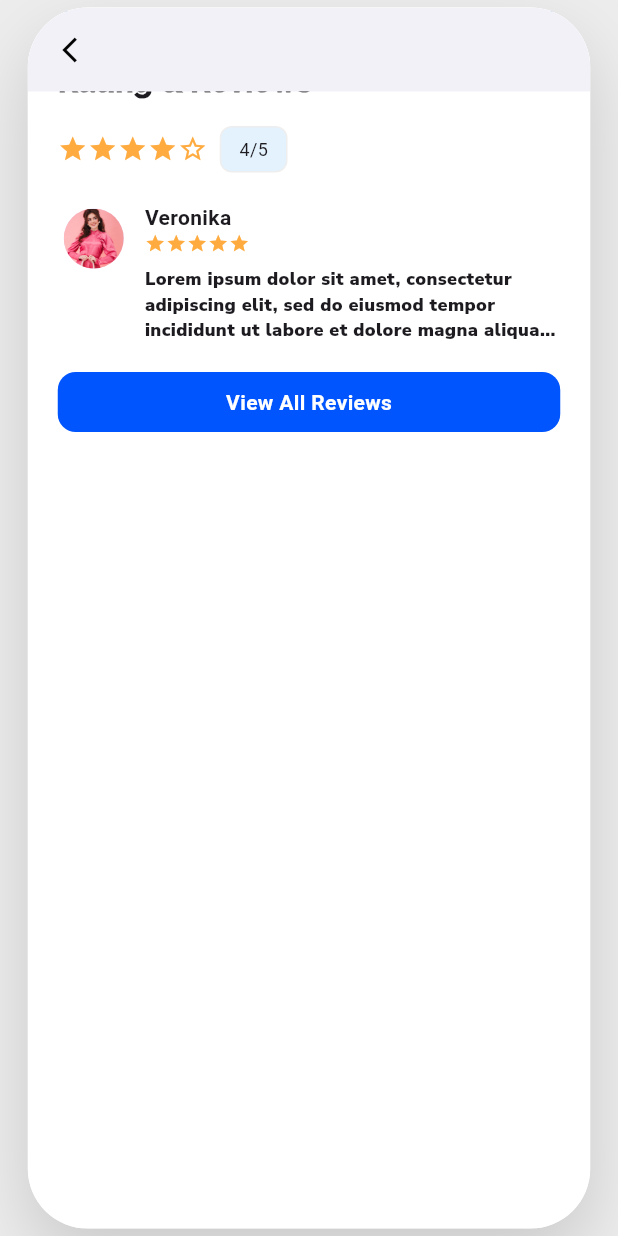
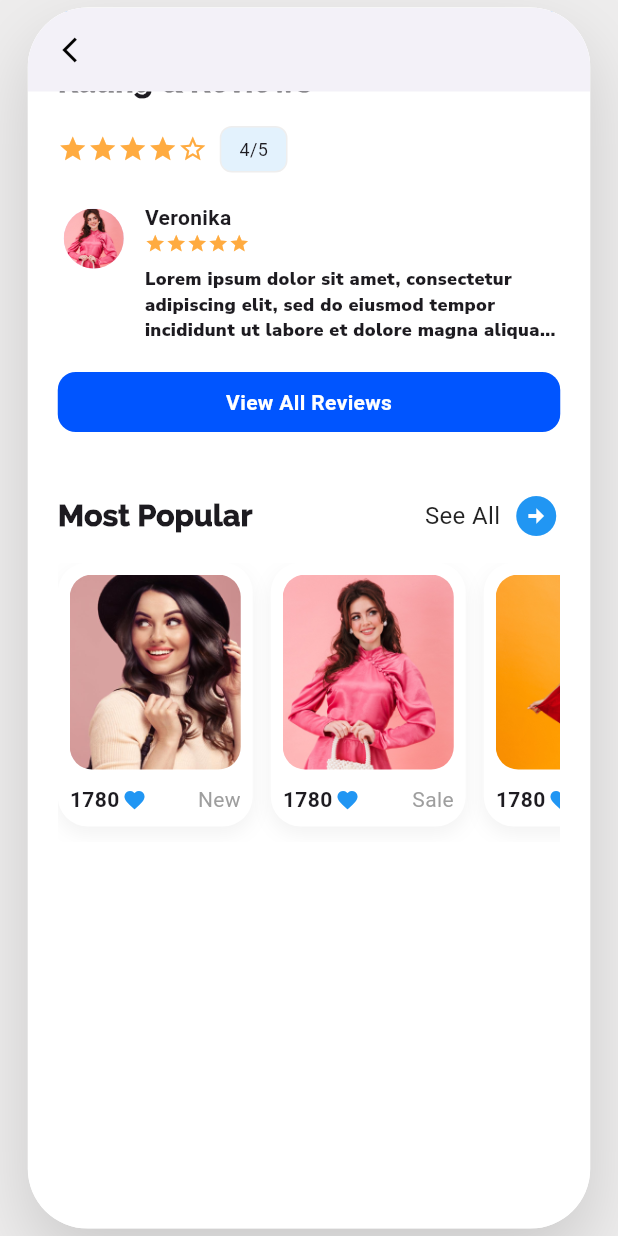
Before and after one commit to daneelsa31/full_product_page, a Flutter app: the screen it shows after launch, scrolled down 1152 dp, on a phone screen of 412 x 824 dp. Run offline on Flutter 3.47's test engine with Material 3 defaults, Android fonts, the phone set to English and light mode, and no system bars.

Commit message:
feat: implement Most Popular horizontal scrolling section with product cards

```diff
--- a/lib/main.dart
+++ b/lib/main.dart
@@ -88,8 +88,10 @@ class ProductDetailPage extends StatelessWidget {
                       const SizedBox(height: 30),
                       _buildDeliverySection(),
                       const SizedBox(height: 30),
-                      // --- NEW: Rating & Reviews ---
                       _buildReviewsSection(),
+                      const SizedBox(height: 40),
+                      // --- NEW: Most Popular Section ---
+                      _buildMostPopularSection(),
                       const SizedBox(height: 1000),
                     ],
                   ),
@@ -102,7 +104,23 @@ class ProductDetailPage extends StatelessWidget {
     );
   }
 
-  // --- EXISTING HELPERS ---
+  // --- REUSABLE HELPERS ---
+  Widget _buildSectionTitle(String title) {
+    return Text(title, style: const TextStyle(fontFamily: 'Raleway', fontSize: 20, fontWeight: FontWeight.w900));
+  }
+
+  Widget _buildTag(String label, {bool isSelected = false, Color? color}) {
+    return Container(
+      padding: const EdgeInsets.symmetric(horizontal: 12, vertical: 6),
+      decoration: BoxDecoration(
+        color: color ?? (isSelected ? Colors.grey[100] : Colors.white),
+        border: Border.all(color: Colors.grey.shade200),
+        borderRadius: BorderRadius.circular(8),
+      ),
+      child: Text(label, style: const TextStyle(fontSize: 12)),
+    );
+  }
+
   Widget _buildHeaderSection() {
     return Row(
       mainAxisAlignment: MainAxisAlignment.spaceBetween,
@@ -117,22 +135,6 @@ class ProductDetailPage extends StatelessWidget {
     return const Text(
       'Lorem ipsum dolor sit amet, consectetur adipiscing elit. Etiam arcu mauris, scelerisque eu mauris id, pretium pulvinar sapien.',
       style: TextStyle(fontFamily: 'NunitoSans', fontSize: 14, fontWeight: FontWeight.w600, color: Colors.black, height: 1.5),
-    );
-  }
-
-  Widget _buildSectionTitle(String title) {
-    return Text(title, style: const TextStyle(fontFamily: 'Raleway', fontSize: 20, fontWeight: FontWeight.w900));
-  }
-
-  Widget _buildTag(String label, {bool isSelected = false, Color? color}) {
-    return Container(
-      padding: const EdgeInsets.symmetric(horizontal: 12, vertical: 6),
-      decoration: BoxDecoration(
-        color: color ?? (isSelected ? Colors.grey[100] : Colors.white),
-        border: Border.all(color: Colors.grey.shade200),
-        borderRadius: BorderRadius.circular(8),
-      ),
-      child: Text(label, style: const TextStyle(fontSize: 12)),
     );
   }
 
@@ -158,11 +160,11 @@ class ProductDetailPage extends StatelessWidget {
         const SizedBox(height: 15),
         const Text("Material", style: TextStyle(fontFamily: 'Raleway', fontSize: 17, fontWeight: FontWeight.w800)),
         const SizedBox(height: 8),
-        Row(children: [_buildTag("Cotton 95%", color: Colors.red.shade50), const SizedBox(width: 8), _buildTag("Nylon 5%", color: Colors.red.shade50)]),
+        Row(children: [_buildTag("Cotton 95%", color: Color(0xFFFFEBEE)), const SizedBox(width: 8), _buildTag("Nylon 5%", color: Color(0xFFFFEBEE))]),
         const SizedBox(height: 15),
         const Text("Origin", style: TextStyle(fontFamily: 'Raleway', fontSize: 17, fontWeight: FontWeight.w800)),
         const SizedBox(height: 8),
-        _buildTag("EU", color: Colors.blue.shade50),
+        _buildTag("EU", color: Color(0xFFE3F2FD)),
         const SizedBox(height: 20),
         _buildArrowLink("Size guide"),
       ],
@@ -198,13 +200,12 @@ class ProductDetailPage extends StatelessWidget {
       decoration: BoxDecoration(border: Border.all(color: const Color.fromARGB(255, 113, 185, 245)), borderRadius: BorderRadius.circular(12)),
       child: Row(children: [
         Text(type, style: const TextStyle(fontFamily: 'Raleway', fontSize: 16, fontWeight: FontWeight.w700)),
-        const SizedBox(width: 10), _buildTag(days, color: Colors.blue.shade50),
+        const SizedBox(width: 10), _buildTag(days, color: Color(0xFFE3F2FD)),
         const Spacer(), Text(price, style: const TextStyle(fontWeight: FontWeight.bold)),
       ]),
     );
   }
 
-  // --- NEW: RATING & REVIEWS SECTION [cite: 37-41, 54-61, 77-79] ---
   Widget _buildReviewsSection() {
     return Column(
       crossAxisAlignment: CrossAxisAlignment.start,
@@ -216,7 +217,7 @@ class ProductDetailPage extends StatelessWidget {
             ...List.generate(4, (index) => const Icon(Icons.star, color: Colors.orangeAccent, size: 20)),
             const Icon(Icons.star_outline, color: Colors.orangeAccent, size: 20),
             const SizedBox(width: 8),
-            _buildTag("4/5", color: Colors.blue.shade50),
+            _buildTag("4/5", color: Color(0xFFE3F2FD)),
           ],
         ),
         const SizedBox(height: 20),
@@ -265,4 +266,77 @@ class ProductDetailPage extends StatelessWidget {
       ),
     );
   }
+
+  // --- NEW: MOST POPULAR SECTION HELPERS ---
+  Widget _buildHeaderSectionWithSeeAll() {
+    return Row(
+      children: [
+        _buildSectionTitle("Most Popular"),
+        const Spacer(),
+        const Text("See All", style: TextStyle(fontSize: 16, color: Colors.black87)),
+        const SizedBox(width: 8),
+        const Icon(Icons.arrow_circle_right, color: Colors.blue, size: 32),
+      ],
+    );
+  }
+
+  Widget _buildMostPopularSection() {
+    final List<Map<String, String>> popularItems = [
+      {'image': 'assets/images/MP1.png', 'likes': '1780', 'tag': 'New'},
+      {'image': 'assets/images/MP2.png', 'likes': '1780', 'tag': 'Sale'},
+      {'image': 'assets/images/MP3.png', 'likes': '1780', 'tag': 'Hot'},
+    ];
+
+    return Column(
+      children: [
+        _buildHeaderSectionWithSeeAll(),
+        const SizedBox(height: 15),
+        SingleChildScrollView(
+          scrollDirection: Axis.horizontal,
+          child: Row(
+            children: popularItems.map((item) {
+              return _buildSmallProduct(item['image']!, item['likes']!, item['tag']!);
+            }).toList(),
+          ),
+        ),
+      ],
+    );
+  }
+
+  Widget _buildSmallProduct(String path, String likes, String tag) {
+    return Container(
+      width: 130,
+      margin: const EdgeInsets.only(right: 12, bottom: 10),
+      padding: const EdgeInsets.all(8),
+      decoration: BoxDecoration(
+        color: Colors.white,
+        borderRadius: BorderRadius.circular(20),
+        boxShadow: [
+          BoxShadow(
+            color: Colors.black.withOpacity(0.05),
+            blurRadius: 10,
+            offset: const Offset(0, 5),
+          ),
+        ],
+      ),
+      child: Column(
+        children: [
+          ClipRRect(
+            borderRadius: BorderRadius.circular(15),
+            child: Image.asset(path, height: 130, width: 130, fit: BoxFit.cover),
+          ),
+          const SizedBox(height: 10),
+          Row(
+            children: [
+              Text(likes, style: const TextStyle(fontWeight: FontWeight.bold)),
+              const SizedBox(width: 2),
+              const Icon(Icons.favorite, color: Colors.blue, size: 16),
+              const Spacer(),
+              Text(tag, style: const TextStyle(color: Colors.grey, fontSize: 14)),
+            ],
+          ),
+        ],
+      ),
+    );
+  }
 }
```
